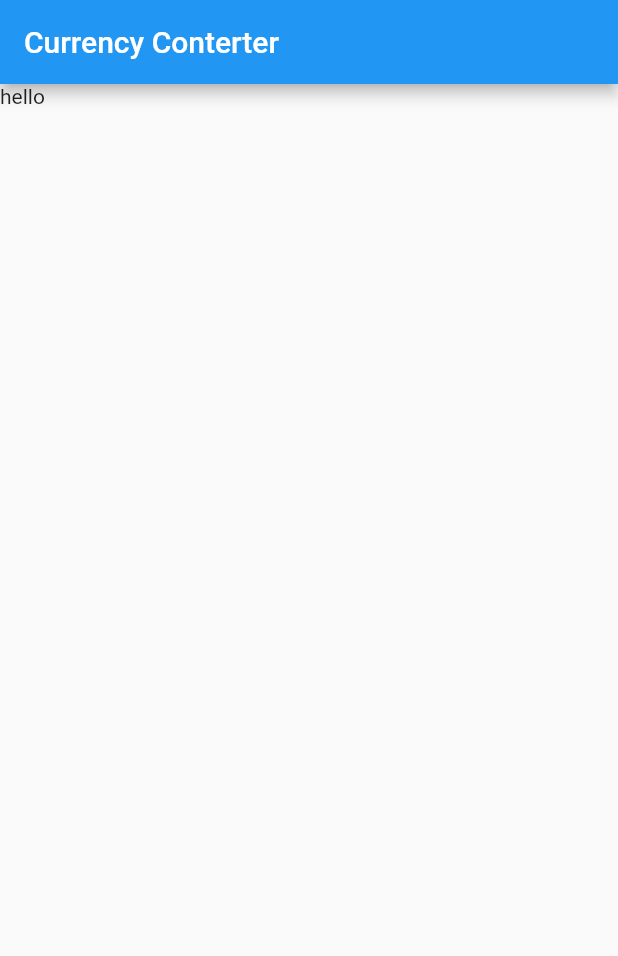
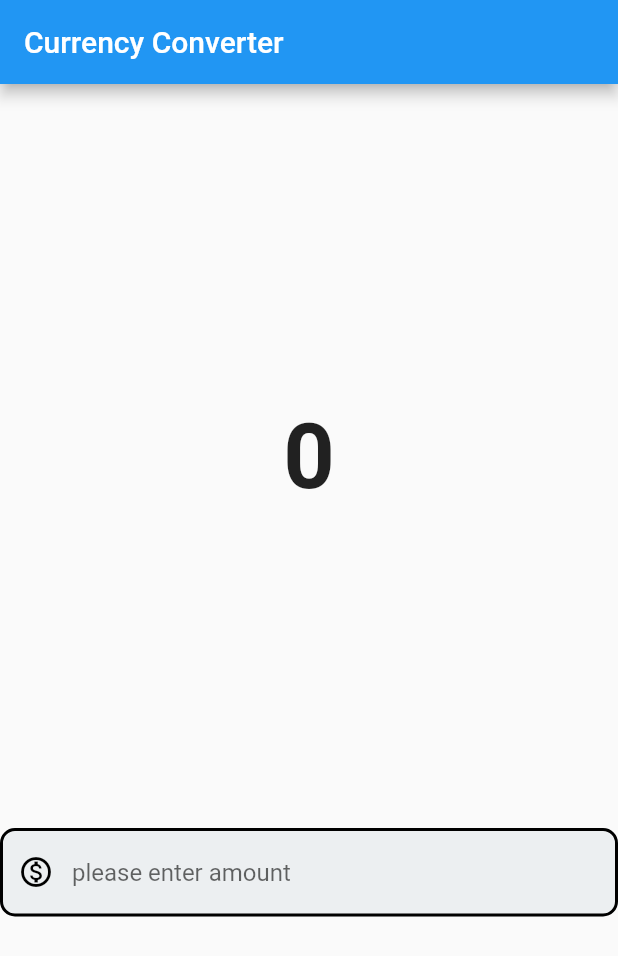
Before and after one commit to SujeetMainali/Currency-Converter, a Flutter app: the screen it shows after launch, on a phone screen of 412 x 824 dp. Shown: the top 956 px of the screen. Run offline on Flutter 3.47's test engine with Material 2 defaults, Android fonts, the phone set to English and light mode, and no system bars.

Commit message:
input field decoration

```diff
--- /dev/null
+++ b/lib/components/currency_converter_body.dart
@@ -0,0 +1,46 @@
+import 'package:flutter/material.dart';
+
+class CurrencyConverterBody extends StatelessWidget {
+  const CurrencyConverterBody({super.key});
+
+  @override
+  Widget build(BuildContext context) {
+    return  Center(
+      child:  Column(
+        mainAxisAlignment: MainAxisAlignment.spaceEvenly,
+        children: [
+          const Text("0", style:  TextStyle(
+            fontSize: 60,
+            fontWeight: FontWeight.bold
+          ),
+          ),
+          TextField(
+            decoration: InputDecoration(
+              hintText: "please enter amount",
+              prefixIcon:const  Icon(Icons.monetization_on_outlined),
+              prefixIconColor: Colors.black,
+              filled: true,
+              fillColor: Colors.blueGrey.shade50,
+
+              focusedBorder: const OutlineInputBorder(
+                borderSide: BorderSide(
+                  width: 2.0,
+                  style:  BorderStyle.solid
+                ),
+                borderRadius: BorderRadius.all(Radius.circular(10)),
+
+              ),
+            enabledBorder: const OutlineInputBorder(
+              borderSide: BorderSide(
+                width: 2.0,
+                style: BorderStyle.solid
+              ),
+              borderRadius: BorderRadius.all(Radius.circular(10))
+            )
+            ),
+          ),
+        ],
+      ),
+    );
+  }
+}
--- /dev/null
+++ b/lib/components/currency_converter_page.dart
@@ -0,0 +1,16 @@
+import 'package:currency_converter/components/currency_converter_body.dart';
+import 'package:flutter/material.dart';
+
+class CurrnecyConverterPage extends StatelessWidget {
+  const CurrnecyConverterPage({super.key});
+
+  @override
+  Widget build(BuildContext context) {
+    return Scaffold(
+      appBar: AppBar(
+        title: const Text("Currency Converter"),
+      ),
+      body: const CurrencyConverterBody(),
+    );
+  }
+}
--- a/lib/main.dart
+++ b/lib/main.dart
@@ -1,3 +1,4 @@
+import 'package:currency_converter/components/currency_converter_page.dart';
 import 'package:flutter/material.dart';
 
 void main(){
@@ -9,13 +10,9 @@ class MyApp extends StatelessWidget {
 
   @override
   Widget build(BuildContext context) {
-    return MaterialApp(
-      home: Scaffold(
-        appBar: AppBar(
-          title: const Text("Currency Conterter"),
-        ),
-        body: const Text("hello"),
-      ),
+    return const MaterialApp(
+      debugShowCheckedModeBanner: false,
+      home:  CurrnecyConverterPage()
     );
   }
 }
```
